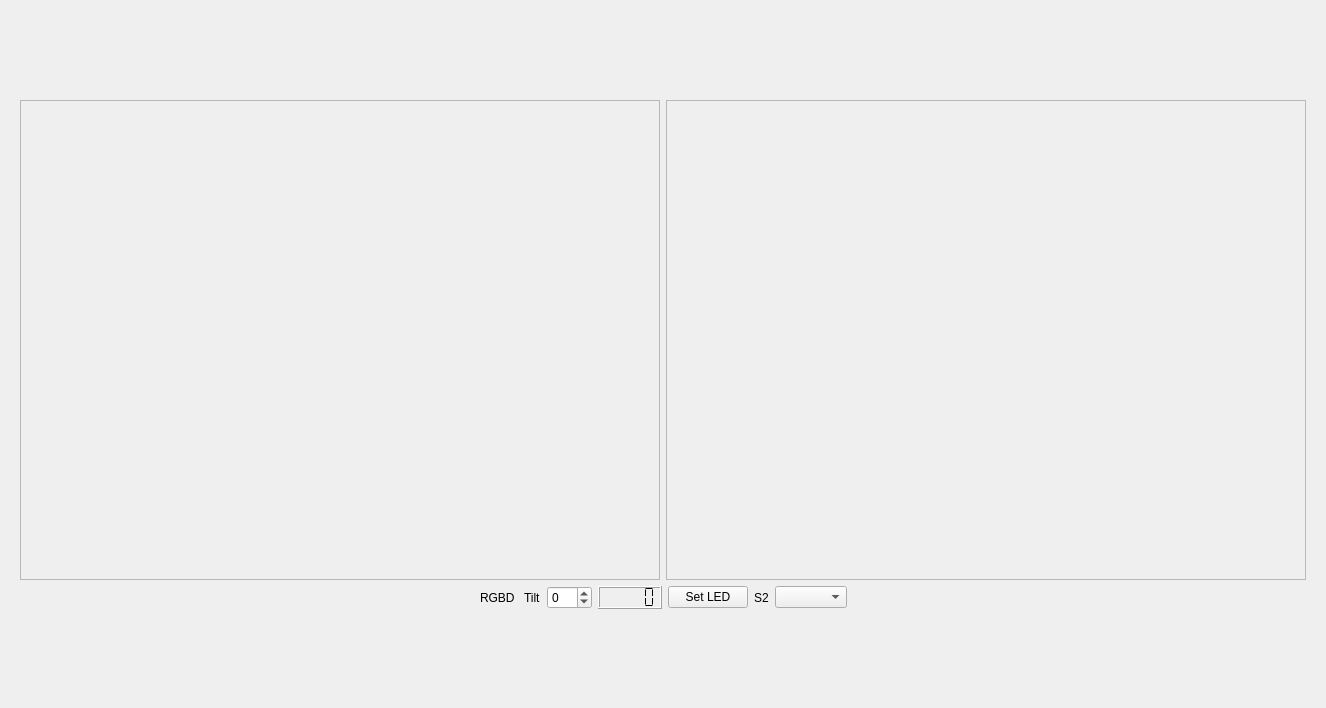
First picture: the form in rcmonitor/kinectDlg.ui, repository robocomp/tools, before the edit.
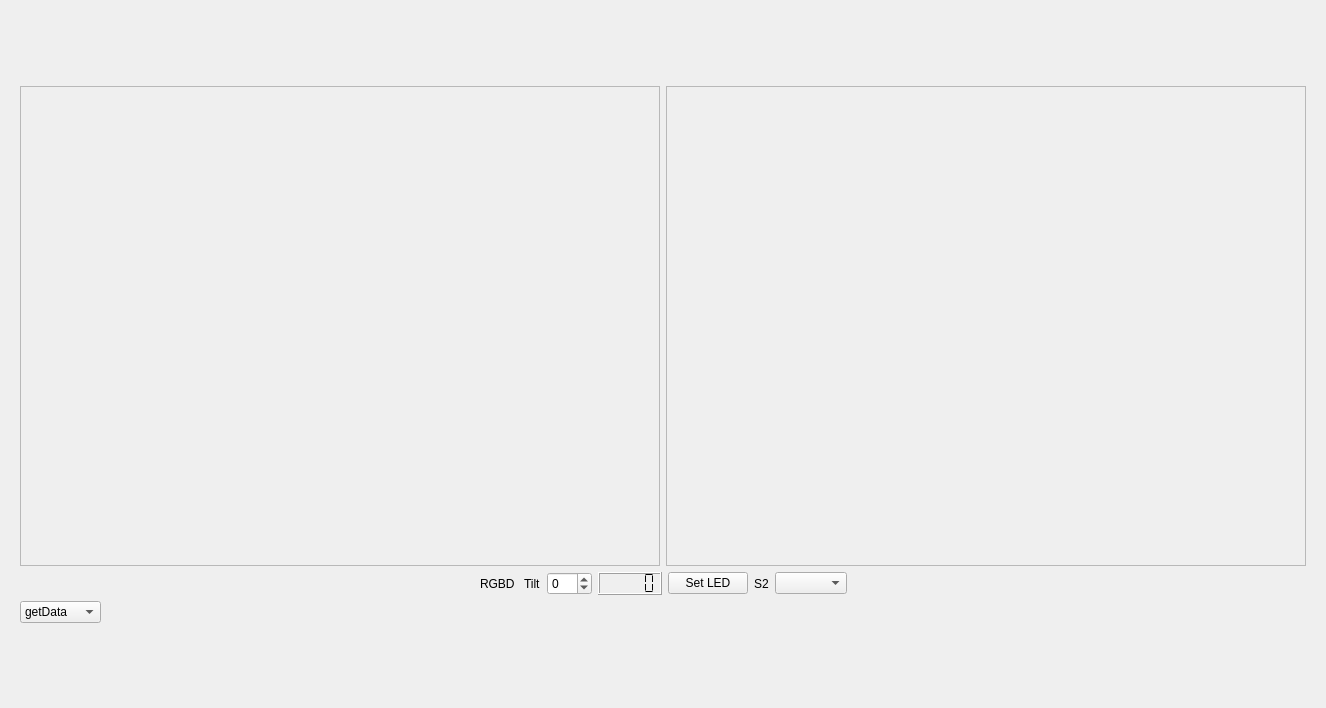
Second picture: the form after the edit.

Commit message: Added a combobox to the rgbd example to be able to select the method to call.

Diff of the .ui file:
```diff
--- a/rcmonitor/kinectDlg.ui
+++ b/rcmonitor/kinectDlg.ui
@@ -35,8 +35,8 @@
        </property>
        <property name="sizeHint" stdset="0">
         <size>
-         <width>1</width>
-         <height>20</height>
+         <width>13</width>
+         <height>17</height>
         </size>
        </property>
       </spacer>
@@ -182,6 +182,47 @@
            </item>
           </layout>
          </item>
+         <item>
+          <layout class="QHBoxLayout" name="horizontalLayout_8">
+           <item>
+            <widget class="QComboBox" name="method_combobox">
+             <item>
+              <property name="text">
+               <string>getData</string>
+              </property>
+             </item>
+             <item>
+              <property name="text">
+               <string>getRGB</string>
+              </property>
+             </item>
+             <item>
+              <property name="text">
+               <string>getImage</string>
+              </property>
+             </item>
+             <item>
+              <property name="text">
+               <string>getDepth</string>
+              </property>
+             </item>
+            </widget>
+           </item>
+           <item>
+            <spacer name="horizontalSpacer">
+             <property name="orientation">
+              <enum>Qt::Horizontal</enum>
+             </property>
+             <property name="sizeHint" stdset="0">
+              <size>
+               <width>40</width>
+               <height>20</height>
+              </size>
+             </property>
+            </spacer>
+           </item>
+          </layout>
+         </item>
         </layout>
        </item>
        <item>
@@ -206,8 +247,8 @@
        </property>
        <property name="sizeHint" stdset="0">
         <size>
-         <width>1</width>
-         <height>20</height>
+         <width>13</width>
+         <height>17</height>
         </size>
        </property>
       </spacer>
```
The commit also changes 1 other file.
